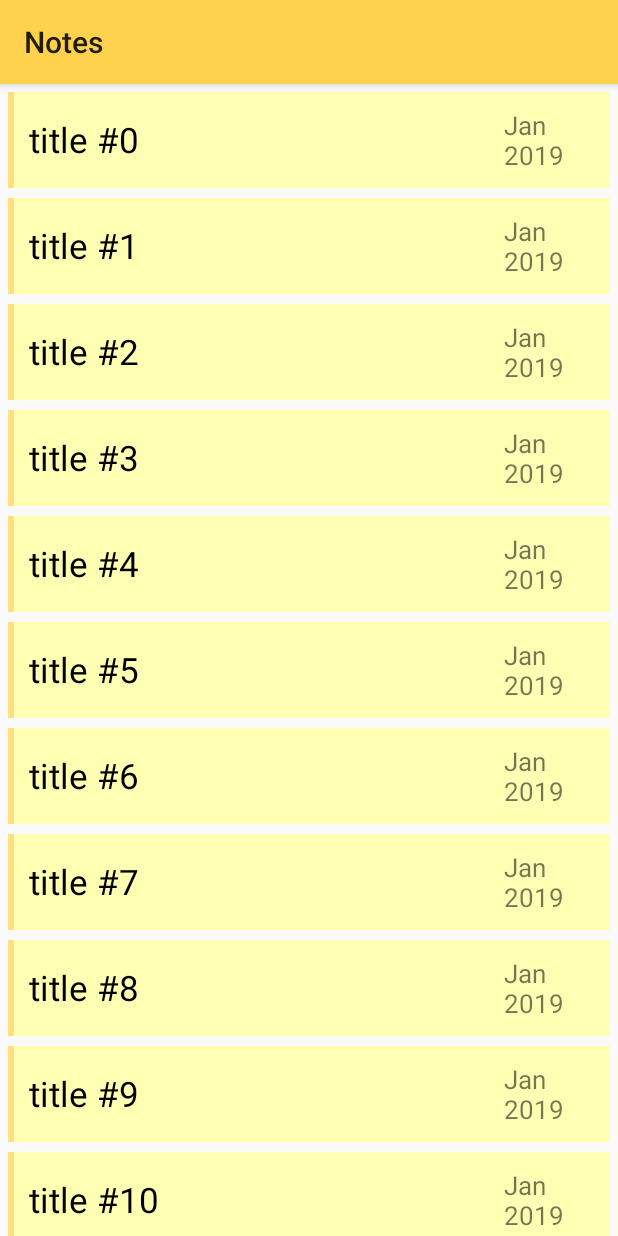
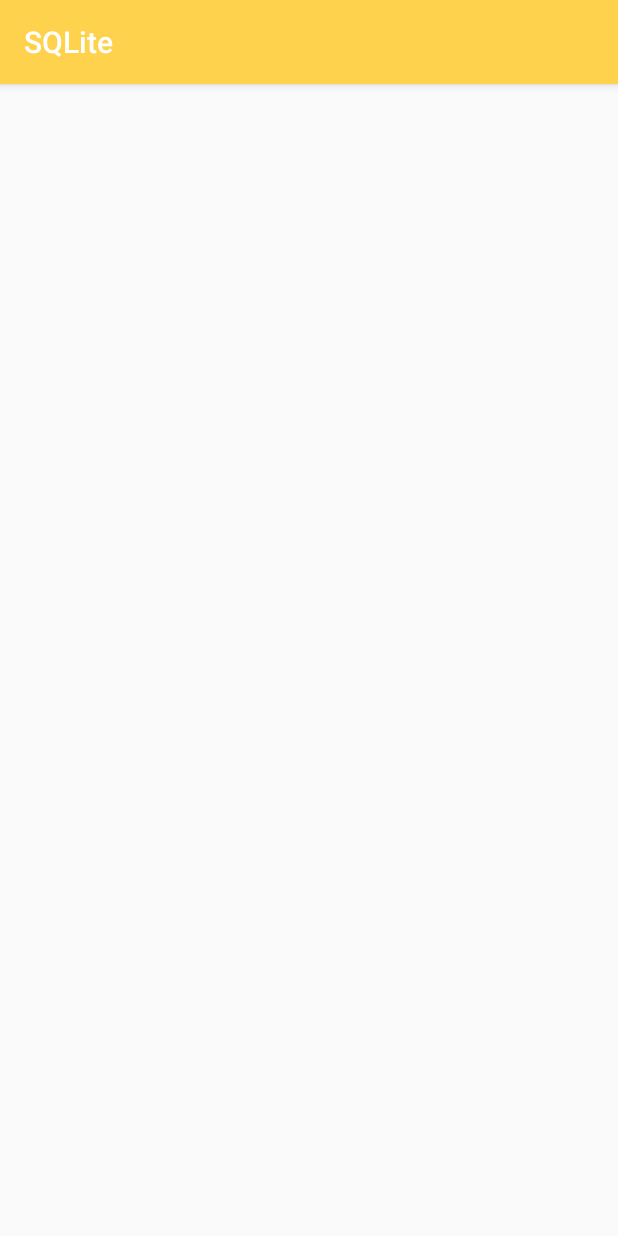
Before and after one commit to ArtemisSoftware/SQLite, an Android app: the screen it shows after launch (NoteListActivity before the commit, NoteActivity after it), after a tap on an icon or button, on a phone screen of 412 x 824 dp. Run offline under Robolectric (Android 15) with nearby library versions, the phone set to English and light mode, and no system bars.

Commit message:
RecyclerView OnClick to New Activity

```diff
--- a/app/src/main/AndroidManifest.xml
+++ b/app/src/main/AndroidManifest.xml
@@ -9,7 +9,9 @@
         android:roundIcon="@mipmap/ic_launcher_round"
         android:supportsRtl="true"
         android:theme="@style/AppTheme">
-        <activity android:name=".NoteListActivity"
+        <activity android:name=".NoteActivity"></activity>
+        <activity
+            android:name=".NotesListActivity"
             android:theme="@style/AppTheme.NoActionBar">
             <intent-filter>
                 <action android:name="android.intent.action.MAIN" />
--- /dev/null
+++ b/app/src/main/java/com/titan/sqlite/NoteActivity.java
@@ -0,0 +1,14 @@
+package com.titan.sqlite;
+
+import androidx.appcompat.app.AppCompatActivity;
+
+import android.os.Bundle;
+
+public class NoteActivity extends AppCompatActivity {
+
+    @Override
+    protected void onCreate(Bundle savedInstanceState) {
+        super.onCreate(savedInstanceState);
+        setContentView(R.layout.activity_note);
+    }
+}
--- a/app/src/main/java/com/titan/sqlite/NoteListActivity.java
+++ b/app/src/main/java/com/titan/sqlite/NotesListActivity.java
@@ -14,7 +14,7 @@ import com.titan.sqlite.util.VerticalSpacingItemDecorator;
 
 import java.util.ArrayList;
 
-public class NoteListActivity extends AppCompatActivity implements NotesRecyclerAdapter.OnNoteListener {
+public class NotesListActivity extends AppCompatActivity implements NotesRecyclerAdapter.OnNoteListener {
 
 
     private RecyclerView recyclerView;
@@ -26,7 +26,7 @@ public class NoteListActivity extends AppCompatActivity implements NotesRecycler
     @Override
     protected void onCreate(Bundle savedInstanceState) {
         super.onCreate(savedInstanceState);
-        setContentView(R.layout.activity_note_list);
+        setContentView(R.layout.activity_notes_list);
 
         recyclerView = findViewById(R.id.recyclerView);
 
@@ -62,7 +62,7 @@ public class NoteListActivity extends AppCompatActivity implements NotesRecycler
     @Override
     public void onNoteClick(int position) {
 
-        //Intent intent = new Intent(this, );
-        //startActivity(intent);
+        Intent intent = new Intent(this, NoteActivity.class);
+        startActivity(intent);
     }
 }
--- /dev/null
+++ b/app/src/main/res/layout/activity_note.xml
@@ -0,0 +1,9 @@
+<?xml version="1.0" encoding="utf-8"?>
+<androidx.constraintlayout.widget.ConstraintLayout xmlns:android="http://schemas.android.com/apk/res/android"
+    xmlns:app="http://schemas.android.com/apk/res-auto"
+    xmlns:tools="http://schemas.android.com/tools"
+    android:layout_width="match_parent"
+    android:layout_height="match_parent"
+    tools:context=".NoteActivity">
+
+</androidx.constraintlayout.widget.ConstraintLayout>
--- a/app/src/main/res/layout/activity_note_list.xml
+++ b/app/src/main/res/layout/activity_notes_list.xml
@@ -5,7 +5,7 @@
     xmlns:tools="http://schemas.android.com/tools"
     android:layout_width="match_parent"
     android:layout_height="match_parent"
-    tools:context=".NoteListActivity">
+    tools:context=".NotesListActivity">
 
    <com.google.android.material.appbar.AppBarLayout
        android:id="@+id/appBarLayout"
```
